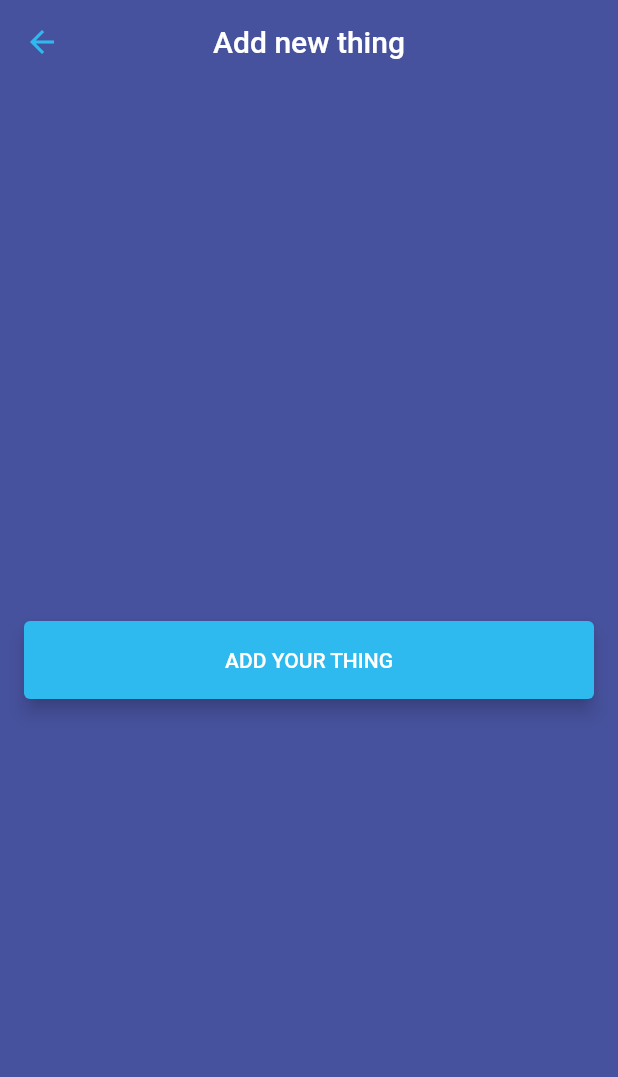
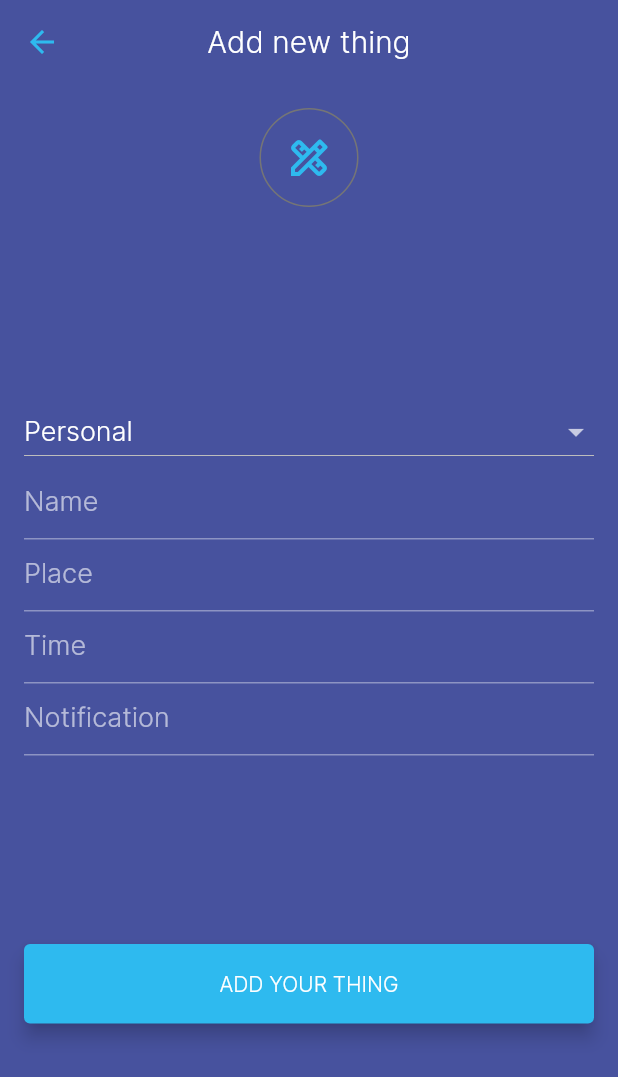
Before and after one commit to ubaidkolad/elred-flutter-assignment, a Flutter app: the screen it shows after launch, after a tap on the "add" icon, on a phone screen of 412 x 824 dp. Shown: the top 1077 px of the screen. Run offline on Flutter 3.47's test engine with Material 2 defaults, Android fonts, the phone set to English and light mode, and no system bars; our stand-ins replace percent_indicator; missing offline and left inert: flutter_face_pile; Roboto replaces fonts that are missing (Raleway).

```diff
--- /dev/null
+++ b/lib/common_components/custom_button.dart
@@ -0,0 +1,27 @@
+import 'package:flutter/material.dart';
+
+class CustomButton extends StatelessWidget {
+  final String text;
+  final void Function() onPress;
+  const CustomButton({required this.text, required this.onPress});
+
+  @override
+  Widget build(BuildContext context) {
+    return SizedBox(
+      width: double.infinity,
+      child: ElevatedButton(
+          style: ButtonStyle(
+              shadowColor: MaterialStateProperty.all(Colors.black87),
+              elevation: MaterialStateProperty.all(5),
+              padding:
+                  MaterialStateProperty.all(EdgeInsets.symmetric(vertical: 18)),
+              backgroundColor: MaterialStateProperty.all(
+                  Theme.of(context).primaryColorLight)),
+          onPressed: onPress,
+          child: Text(
+            text,
+            style: TextStyle(color: Colors.white),
+          )),
+    );
+  }
+}
--- /dev/null
+++ b/lib/common_components/custom_dropdown.dart
@@ -0,0 +1,44 @@
+import 'package:flutter/material.dart';
+import 'package:flutter/src/foundation/key.dart';
+import 'package:flutter/src/widgets/framework.dart';
+
+class CustomDropdown extends StatefulWidget {
+  final String hintText;
+  final List<String> dropdownOptions;
+
+  const CustomDropdown({required this.hintText, required this.dropdownOptions});
+
+  @override
+  State<CustomDropdown> createState() => _CustomDropdownState();
+}
+
+class _CustomDropdownState extends State<CustomDropdown> {
+  String? dropdownValue;
+
+  @override
+  void initState() {
+    // TODO: implement initState
+    super.initState();
+    if (widget.dropdownOptions.isNotEmpty) {
+      dropdownValue = widget.dropdownOptions[0];
+    }
+  }
+
+  @override
+  Widget build(BuildContext context) {
+    return DropdownButton<String>(
+        hint: Text(widget.hintText),
+        isExpanded: true,
+        items: widget.dropdownOptions.map((item) {
+          return DropdownMenuItem<String>(
+            child: Text(item),
+            value: item,
+          );
+        }).toList(),
+        value: dropdownValue,
+        onChanged: (String? value) {
+          dropdownValue = value!;
+          setState(() {});
+        });
+  }
+}
--- /dev/null
+++ b/lib/common_components/custom_text_input.dart
@@ -0,0 +1,59 @@
+import 'package:flutter/material.dart';
+import 'package:flutter/src/foundation/key.dart';
+import 'package:flutter/src/widgets/framework.dart';
+
+class CustomTextInput extends StatefulWidget {
+  final String placeholder;
+  final TextEditingController textEditingController;
+  final TextInputType? keyboardType;
+  final void Function()? onTap;
+  final String? Function(String?)? validator;
+
+  const CustomTextInput(
+      {Key? key,
+      this.keyboardType = TextInputType.text,
+      required this.placeholder,
+      required this.textEditingController,
+      this.validator,
+      this.onTap})
+      : super(key: key);
+
+  @override
+  State<CustomTextInput> createState() => _CustomTextInputState();
+}
+
+class _CustomTextInputState extends State<CustomTextInput> {
+  bool toggleSuffixIcon = false;
+
+  @override
+  Widget build(BuildContext context) {
+    return TextFormField(
+      onTap: widget.onTap,
+      validator: widget.validator,
+      onChanged: ((value) {
+        if (value.isEmpty) {
+          toggleSuffixIcon = false;
+        } else {
+          toggleSuffixIcon = true;
+        }
+        setState(() {});
+      }),
+      controller: widget.textEditingController,
+      textCapitalization: TextCapitalization.words,
+      decoration: InputDecoration(
+          errorBorder: UnderlineInputBorder(
+              borderSide:
+                  BorderSide(color: Theme.of(context).primaryColorLight)),
+          errorStyle: TextStyle(color: Theme.of(context).primaryColorLight),
+          hintText: widget.placeholder,
+          suffixIcon: widget.textEditingController.value.text.isNotEmpty
+              ? IconButton(
+                  icon: Icon(Icons.close),
+                  onPressed: () {
+                    widget.textEditingController.clear();
+                  },
+                )
+              : SizedBox()),
+    );
+  }
+}
--- /dev/null
+++ b/lib/common_components/icon_with_circular_border.dart
@@ -0,0 +1,37 @@
+import 'package:flutter/src/foundation/key.dart';
+import 'package:flutter/src/widgets/framework.dart';
+import 'package:flutter/material.dart';
+
+class IconWithCircularBorder extends StatelessWidget {
+  final Color borderColor;
+  final double radius;
+  final double iconSize;
+  const IconWithCircularBorder(
+      {Key? key,
+      required this.borderColor,
+      this.radius = 24,
+      this.iconSize = 24})
+      : super(key: key);
+
+  @override
+  Widget build(BuildContext context) {
+    return Container(
+      decoration: BoxDecoration(
+        shape: BoxShape.circle,
+        border: Border.all(
+          color: borderColor,
+          width: 1.0,
+        ),
+      ),
+      child: CircleAvatar(
+        maxRadius: radius,
+        backgroundColor: Colors.transparent,
+        child: Icon(
+          Icons.design_services_outlined,
+          color: Theme.of(context).primaryColorLight,
+          size: iconSize,
+        ),
+      ),
+    );
+  }
+}
--- a/lib/config/styles/theme.dart
+++ b/lib/config/styles/theme.dart
@@ -1,7 +1,7 @@
 import 'package:flutter/material.dart';
 
 final themeData = ThemeData(
-    fontFamily: 'Raleway',
+    fontFamily: 'Inter',
     brightness: Brightness.dark,
     primaryColor: const Color(0xFF47529e),
     primaryColorLight: const Color(0xFF2ebaef),
@@ -10,9 +10,9 @@ final themeData = ThemeData(
         headline1: TextStyle(
             fontSize: 32, color: Colors.white, fontWeight: FontWeight.w300),
         headline3: TextStyle(
-            fontSize: 14, color: Colors.white, fontWeight: FontWeight.w400),
+            fontSize: 15, color: Colors.white, fontWeight: FontWeight.w500),
         headline4: TextStyle(
-            fontSize: 16, color: Colors.white, fontWeight: FontWeight.w400),
+            fontSize: 17, color: Colors.white, fontWeight: FontWeight.w500),
         subtitle1: TextStyle(
             color: Colors.white, fontWeight: FontWeight.w400, fontSize: 18),
         subtitle2: TextStyle(
--- a/lib/views/add_task/add_task_view.dart
+++ b/lib/views/add_task/add_task_view.dart
@@ -1,6 +1,11 @@
+import 'package:elred_flutter_assignment/common_components/custom_button.dart';
+import 'package:elred_flutter_assignment/common_components/custom_dropdown.dart';
+import 'package:elred_flutter_assignment/common_components/custom_text_input.dart';
+import 'package:elred_flutter_assignment/common_components/icon_with_circular_border.dart';
 import 'package:flutter/material.dart';
 import 'package:flutter/src/foundation/key.dart';
 import 'package:flutter/src/widgets/framework.dart';
+import 'package:intl/intl.dart';
 
 class AddTaskView extends StatefulWidget {
   const AddTaskView({Key? key}) : super(key: key);
@@ -10,6 +15,13 @@ class AddTaskView extends StatefulWidget {
 }
 
 class _AddTaskViewState extends State<AddTaskView> {
+  TextEditingController taskName = TextEditingController();
+  TextEditingController taskPlace = TextEditingController();
+  TextEditingController taskTime = TextEditingController();
+  TextEditingController taskNotification = TextEditingController();
+  final _formkey = GlobalKey<FormState>();
+  DateTime? selectedDate;
+
   @override
   Widget build(BuildContext context) {
     return Scaffold(
@@ -28,33 +40,94 @@ class _AddTaskViewState extends State<AddTaskView> {
         centerTitle: true,
         title: Text(
           "Add new thing",
+          style: TextStyle(fontWeight: FontWeight.w300),
         ),
       ),
       backgroundColor: Theme.of(context).primaryColor,
       body: Padding(
         padding: const EdgeInsets.all(16.0),
-        child: Column(
-            mainAxisAlignment: MainAxisAlignment.center,
-            crossAxisAlignment: CrossAxisAlignment.center,
-            children: [
-              SizedBox(
-                width: double.infinity,
-                child: ElevatedButton(
-                    style: ButtonStyle(
-                        shadowColor: MaterialStateProperty.all(Colors.black87),
-                        elevation: MaterialStateProperty.all(5),
-                        padding: MaterialStateProperty.all(
-                            EdgeInsets.symmetric(vertical: 18)),
-                        backgroundColor: MaterialStateProperty.all(
-                            Theme.of(context).primaryColorLight)),
-                    onPressed: () {},
-                    child: Text(
-                      "ADD YOUR THING",
-                      style: TextStyle(color: Colors.white),
-                    )),
-              )
-            ]),
+        child: Form(
+          key: _formkey,
+          child: Column(
+              mainAxisAlignment: MainAxisAlignment.center,
+              crossAxisAlignment: CrossAxisAlignment.center,
+              children: [
+                IconWithCircularBorder(
+                  borderColor: Colors.grey[600]!,
+                  radius: 32,
+                  iconSize: 32,
+                ),
+                Spacer(),
+                CustomDropdown(
+                  hintText: "Select Task Type",
+                  dropdownOptions: ["Personal", "Business"],
+                ),
+                CustomTextInput(
+                  textEditingController: taskName,
+                  placeholder: 'Name',
+                  validator: ((val) {
+                    if (val!.isEmpty) {
+                      return 'Please enter name';
+                    }
+                  }),
+                ),
+                CustomTextInput(
+                  textEditingController: taskPlace,
+                  placeholder: 'Place',
+                  validator: ((val) {
+                    if (val!.isEmpty) {
+                      return 'Please enter place';
+                    }
+                  }),
+                ),
+                CustomTextInput(
+                  onTap: () {
+                    _showDatePicker();
+                  },
+                  textEditingController: taskTime,
+                  placeholder: 'Time',
+                  validator: ((val) {
+                    if (val!.isEmpty) {
+                      return 'Please enter time';
+                    }
+                  }),
+                ),
+                CustomTextInput(
+                  textEditingController: taskNotification,
+                  placeholder: 'Notification',
+                  validator: ((val) {
+                    if (val!.isEmpty) {
+                      return 'Please enter notification';
+                    }
+                  }),
+                ),
+                Spacer(),
+                CustomButton(
+                    text: "ADD YOUR THING",
+                    onPress: () {
+                      if (_formkey.currentState!.validate()) {
+                        print('Validated');
+                      }
+                    }),
+                Spacer()
+              ]),
+        ),
       ),
     );
   }
+
+  void _showDatePicker() async {
+    final DateTime? picked = await showDatePicker(
+      context: context,
+      initialDate: DateTime.now(),
+      firstDate: DateTime(1990),
+      lastDate: DateTime(2100),
+    );
+    if (picked != null) {
+      selectedDate = picked;
+      print('Selected date ${picked.toLocal()}');
+      taskTime!.text = DateFormat.yMMMMd().format(picked);
+      setState(() {});
+    }
+  }
 }
--- a/lib/views/home/components/home_body.dart
+++ b/lib/views/home/components/home_body.dart
@@ -1,3 +1,4 @@
+import 'package:elred_flutter_assignment/common_components/icon_with_circular_border.dart';
 import 'package:flutter/material.dart';
 import 'package:flutter/src/foundation/key.dart';
 import 'package:flutter/src/widgets/framework.dart';
@@ -20,22 +21,8 @@ class HomeBody extends StatelessWidget {
                               color: Colors.grey[200]!, width: 1.3))),
                   child: Row(
                     children: [
-                      Container(
-                        decoration: BoxDecoration(
-                          shape: BoxShape.circle,
-                          border: Border.all(
-                            color: Colors.grey[200]!,
-                            width: 1.3,
-                          ),
-                        ),
-                        child: CircleAvatar(
-                          maxRadius: 24,
-                          backgroundColor: Colors.white,
-                          child: Icon(
-                            Icons.design_services_outlined,
-                            color: Theme.of(context).primaryColorLight,
-                          ),
-                        ),
+                      IconWithCircularBorder(
+                        borderColor: Colors.grey[300]!,
                       ),
                       SizedBox(
                         width: 16,
```
Also changed, not shown: pubspec.yaml (+4 -3 lines), assets/fonts/Comfortaa-Light.ttf (added), assets/fonts/Inter-Light.ttf (renamed from fonts/Inter-Light.ttf), assets/fonts/Questrial.ttf (added), assets/fonts/Raleway-ExtraLight.ttf (renamed from fonts/Raleway-ExtraLight.ttf), pubspec.lock.
